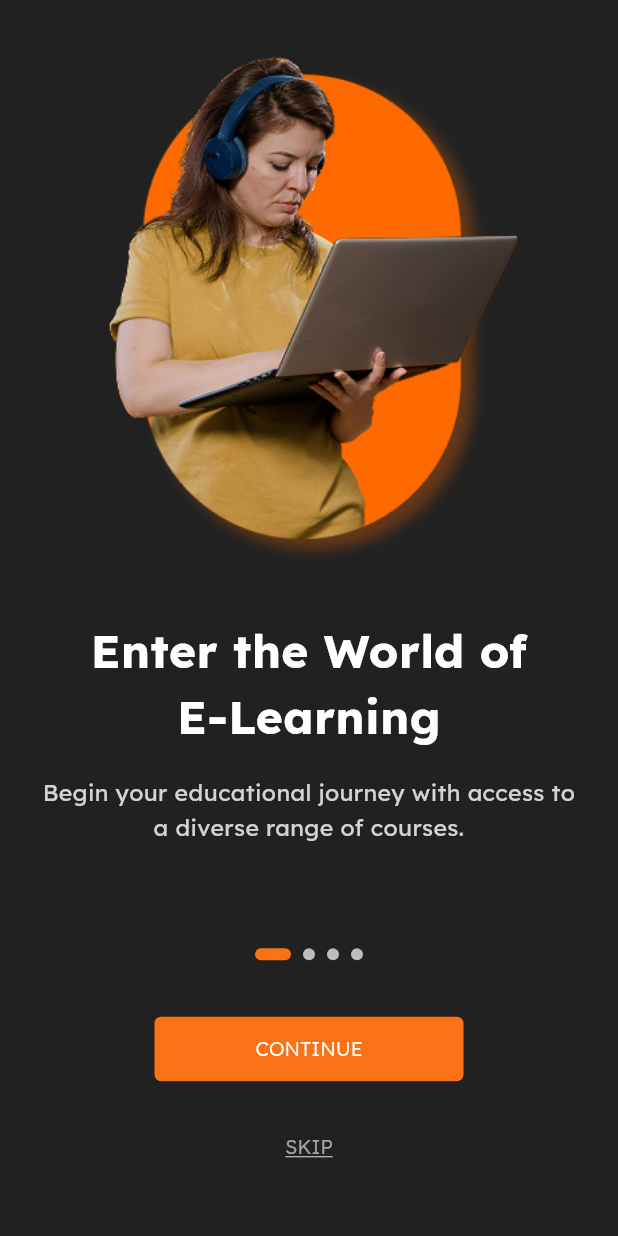
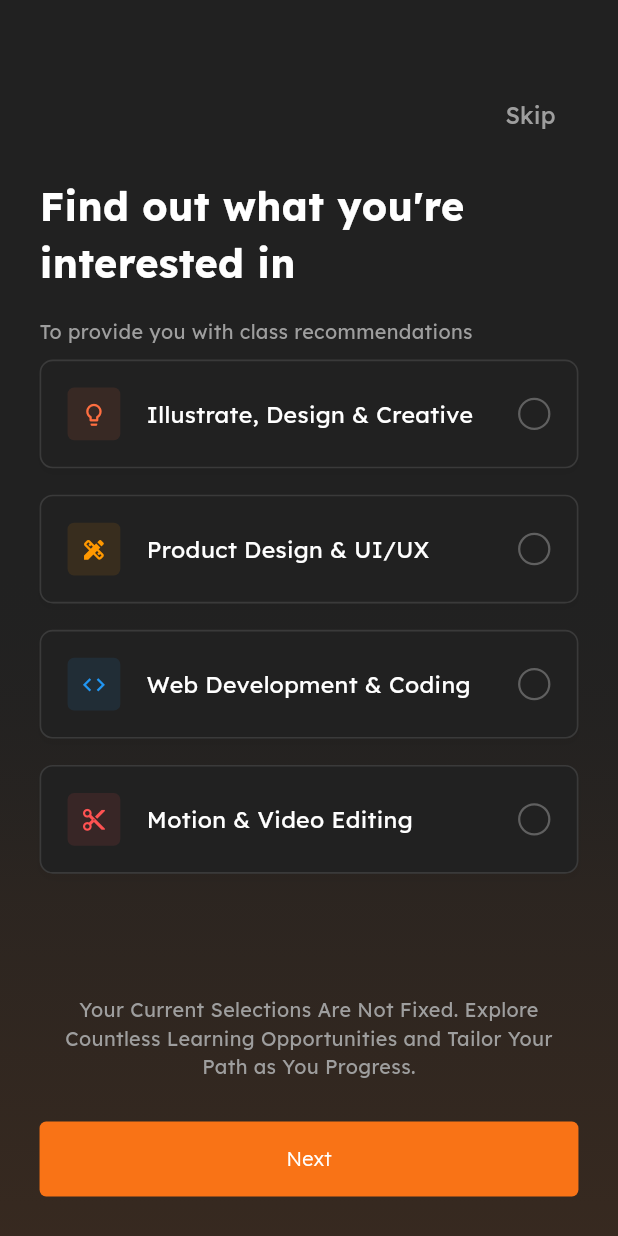
Before and after one commit to RaiseHigh-Tech/topgrade_mobile_app, a Flutter app: the screen it shows after launch, on a phone screen of 412 x 824 dp. Run offline on Flutter 3.47's test engine with Material 3 defaults, Android fonts, the phone set to English and light mode, and no system bars; drawn by our look-alikes of smooth_page_indicator; our stand-ins replace dio, flutter_secure_storage, flutter_svg, get, logger, shared_preferences.

Commit message:
Add interest selection screen and controller
Introduces IntrestScreen for user interest selection, along with InterestController to manage selection state. Updates routing to include the new interests route and sets it as the initial route in main.dart for development/testing purposes.

```diff
--- /dev/null
+++ b/lib/features/presentation/controllers/interest_controller.dart
@@ -0,0 +1,35 @@
+import 'package:get/get.dart';
+
+class InterestController extends GetxController {
+  // Single selected interest index (-1 means no selection)
+  final RxInt _selectedInterestIndex = (-1).obs;
+
+  // Getter for selected index
+  int get selectedInterestIndex => _selectedInterestIndex.value;
+
+  // Check if a specific interest is selected
+  bool isInterestSelected(int index) {
+    return _selectedInterestIndex.value == index;
+  }
+
+  // Select an interest (radio-style - only one can be selected)
+  void selectInterest(int index) {
+    _selectedInterestIndex.value = index;
+  }
+
+  // Get selected interest data
+  Map<String, dynamic>? getSelectedInterest(List<Map<String, dynamic>> interests) {
+    if (_selectedInterestIndex.value >= 0 && _selectedInterestIndex.value < interests.length) {
+      return interests[_selectedInterestIndex.value];
+    }
+    return null;
+  }
+
+  // Check if any interest is selected
+  bool get hasSelection => _selectedInterestIndex.value >= 0;
+
+  // Clear selection
+  void clearSelection() {
+    _selectedInterestIndex.value = -1;
+  }
+}
--- a/lib/features/presentation/routes/routes.dart
+++ b/lib/features/presentation/routes/routes.dart
@@ -1,4 +1,5 @@
 import 'package:get/get.dart';
+import 'package:topgrade/features/presentation/views/intrest/intrest_screen.dart';
 
 import '../views/auth/signin_screen.dart';
 import '../views/auth/signin_mobile_screen.dart';
@@ -15,6 +16,7 @@ class XRoutes {
   static const String signinMobile = '/signin-mobile';
   static const String signup = '/signup';
   static const String resetPassword = '/reset-password';
+  static const String interests = '/interests';
 
   static List<GetPage> routes = [
     GetPage(name: onboarding, page: () => const OnboardingScreen()),
@@ -23,5 +25,6 @@ class XRoutes {
     GetPage(name: signinMobile, page: () => const SigninMobileScreen()),
     GetPage(name: signup, page: () => const SignupScreen()),
     GetPage(name: resetPassword, page: () => const ResetPasswordScreen()),
+    GetPage(name: interests, page: () => const IntrestScreen()),
   ];
 }
--- /dev/null
+++ b/lib/features/presentation/views/intrest/intrest_screen.dart
@@ -0,0 +1,251 @@
+import 'package:flutter/material.dart';
+import 'package:get/get.dart';
+import 'package:topgrade/features/presentation/controllers/interest_controller.dart';
+import 'package:topgrade/features/presentation/controllers/theme_controller.dart';
+import 'package:topgrade/features/presentation/widgets/primary_button.dart';
+import 'package:topgrade/utils/constants/fonts.dart';
+import 'package:topgrade/utils/constants/sizes.dart';
+import 'package:topgrade/utils/constants/strings.dart';
+
+class IntrestScreen extends StatelessWidget {
+  const IntrestScreen({super.key});
+
+  @override
+  Widget build(BuildContext context) {
+    final InterestController interestController = Get.put(InterestController());
+
+    final List<Map<String, dynamic>> interests = [
+      {
+        'title': 'Illustrate, Design & Creative',
+        'icon': Icons.lightbulb_outline,
+        'iconColor': Colors.deepOrangeAccent,
+      },
+      {
+        'title': 'Product Design & UI/UX',
+        'icon': Icons.design_services,
+        'iconColor': Colors.orange,
+      },
+      {
+        'title': 'Web Development & Coding',
+        'icon': Icons.code,
+        'iconColor': Colors.blue,
+      },
+      {
+        'title': 'Motion & Video Editing',
+        'icon': Icons.cut,
+        'iconColor': Colors.redAccent,
+      },
+    ];
+
+    return GetBuilder<XThemeController>(
+      builder:
+          (controller) => Obx(
+            () => Scaffold(
+              backgroundColor: controller.backgroundColor,
+              body: Stack(
+                children: [
+                  // Background Gradient at the bottom
+                  Align(
+                    alignment: Alignment.bottomCenter,
+                    child: Container(
+                      height: controller.height * 0.55,
+                      decoration: BoxDecoration(
+                        gradient: LinearGradient(
+                          begin: Alignment.topCenter,
+                          end: Alignment.bottomCenter,
+                          colors: [
+                            controller.backgroundColor.withValues(alpha: 0.0),
+                            controller.primaryColor.withValues(alpha: 0.05),
+                            controller.primaryColor.withValues(alpha: 0.1),
+                          ],
+                        ),
+                      ),
+                    ),
+                  ),
+                  Padding(
+                    padding: EdgeInsets.symmetric(horizontal: XSizes.paddingLg),
+                    child: Column(
+                      crossAxisAlignment: CrossAxisAlignment.start,
+                      children: <Widget>[
+                        SizedBox(height: XSizes.spacingXxl),
+                        Align(
+                          alignment: Alignment.topRight,
+                          child: TextButton(
+                            onPressed: () {
+                              // Handle Skip action
+                            },
+                            child: Text(
+                              XString.skip,
+                              style: TextStyle(
+                                color: Colors.grey,
+                                fontSize: XSizes.textSizeMd,
+                                fontFamily: XFonts.lexend,
+                              ),
+                            ),
+                          ),
+                        ),
+                        SizedBox(height: XSizes.spacingMd),
+                        Text(
+                          "Find out what you're\ninterested in",
+                          style: TextStyle(
+                            fontSize: XSizes.textSize3xl,
+                            fontWeight: FontWeight.bold,
+                            fontFamily: XFonts.lexend,
+                            color: controller.textColor,
+                          ),
+                        ),
+                        SizedBox(height: XSizes.spacingMd),
+                        Text(
+                          "To provide you with class recommendations",
+                          style: TextStyle(
+                            fontSize: XSizes.textSizeSm,
+                            color: Colors.grey,
+                            fontFamily: XFonts.lexend,
+                          ),
+                        ),
+                        SizedBox(height: XSizes.spacingSm),
+                        Expanded(
+                          child: ListView.builder(
+                            itemCount: interests.length,
+                            itemBuilder: (context, index) {
+                              return _buildInterestCard(
+                                index,
+                                interests,
+                                interestController,
+                                controller,
+                              );
+                            },
+                          ),
+                        ),
+                        Padding(
+                          padding: EdgeInsets.only(bottom: XSizes.spacingLg),
+                          child: Column(
+                            children: [
+                              Text(
+                                "Your Current Selections Are Not Fixed. Explore Countless Learning Opportunities and Tailor Your Path as You Progress.",
+                                textAlign: TextAlign.center,
+                                style: TextStyle(
+                                  fontSize: XSizes.textSizeSm,
+                                  color: Colors.grey,
+                                  fontFamily: XFonts.lexend,
+                                ),
+                              ),
+                              SizedBox(height: XSizes.spacingLg),
+                              SizedBox(
+                                width: double.infinity,
+                                height: 50,
+                                child: PrimaryButton(
+                                  text: 'Next',
+                                  onPressed: () {
+                                    // Handle Next button action
+                                    final selectedInterest = interestController
+                                        .getSelectedInterest(interests);
+                                    if (selectedInterest != null) {
+                                      print(
+                                        'Selected: ${selectedInterest['title']}',
+                                      );
+                                      // Send to server or navigate to next screen
+                                    }
+                                  },
+                                ),
+                              ),
+                            ],
+                          ),
+                        ),
+                      ],
+                    ),
+                  ),
+                ],
+              ),
+            ),
+          ),
+    );
+  }
+
+  Widget _buildInterestCard(
+    int index,
+    List<Map<String, dynamic>> interests,
+    InterestController interestController,
+    XThemeController themeController,
+  ) {
+    return Obx(
+      () => GestureDetector(
+        onTap: () {
+          interestController.selectInterest(index);
+        },
+        child: Container(
+          margin: EdgeInsets.only(bottom: XSizes.spacingMd),
+          padding: EdgeInsets.symmetric(
+            horizontal: XSizes.paddingMd,
+            vertical: XSizes.paddingMd,
+          ),
+          decoration: BoxDecoration(
+            color: themeController.backgroundColor,
+            borderRadius: BorderRadius.circular(XSizes.borderRadiusMd),
+            border: Border.all(
+              color:
+                  interestController.isInterestSelected(index)
+                      ? themeController.textColor
+                      : Colors.grey.withValues(alpha: 0.2),
+              width: XSizes.borderSizeSm,
+            ),
+            boxShadow: [
+              BoxShadow(
+                color: Colors.black.withValues(alpha: 0.03),
+                spreadRadius: 1,
+                blurRadius: 5,
+                offset: const Offset(0, 3),
+              ),
+            ],
+          ),
+          child: Row(
+            children: <Widget>[
+              Container(
+                padding: EdgeInsets.all(XSizes.paddingSm),
+                decoration: BoxDecoration(
+                  color: interests[index]['iconColor'].withOpacity(0.1),
+                  borderRadius: BorderRadius.circular(XSizes.borderRadiusSm),
+                ),
+                child: Icon(
+                  interests[index]['icon'],
+                  color: interests[index]['iconColor'],
+                  size: XSizes.iconSizeSm,
+                ),
+              ),
+              SizedBox(width: XSizes.spacingMd),
+              Expanded(
+                child: Text(
+                  interests[index]['title'],
+                  style: TextStyle(
+                    fontSize: XSizes.textSizeMd,
+                    fontWeight: FontWeight.w400,
+                    color: themeController.textColor,
+                    fontFamily: XFonts.lexend,
+                  ),
+                ),
+              ),
+              if (interestController.isInterestSelected(index))
+                Icon(
+                  Icons.check_circle,
+                  color: interests[index]['iconColor'],
+                  size: XSizes.iconSizeSm + 4,
+                )
+              else
+                Container(
+                  width: XSizes.iconSizeSm + 4,
+                  height: XSizes.iconSizeSm + 4,
+                  decoration: BoxDecoration(
+                    shape: BoxShape.circle,
+                    border: Border.all(
+                      color: Colors.grey.withValues(alpha: 0.5),
+                      width: 1.5,
+                    ),
+                  ),
+                ),
+            ],
+          ),
+        ),
+      ),
+    );
+  }
+}
--- a/lib/main.dart
+++ b/lib/main.dart
@@ -12,12 +12,13 @@ void main() async {
   WidgetsFlutterBinding.ensureInitialized();
 
   // Check if onboarding is complete.
-  final bool isOnboardingCompleted =
-      await OnboardingController.isOnboardingCompleted();
+  // final bool isOnboardingCompleted =
+  //     await OnboardingController.isOnboardingCompleted();
 
   runApp(
     MyApp(
-      initialRoute: isOnboardingCompleted ? XRoutes.login : XRoutes.onboarding,
+      // initialRoute: isOnboardingCompleted ? XRoutes.login : XRoutes.onboarding,
+      initialRoute: XRoutes.interests,
     ),
   );
 }
```
